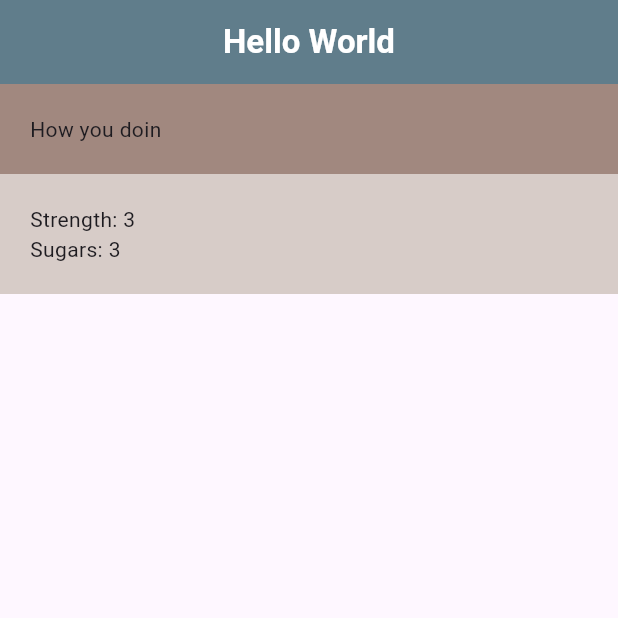
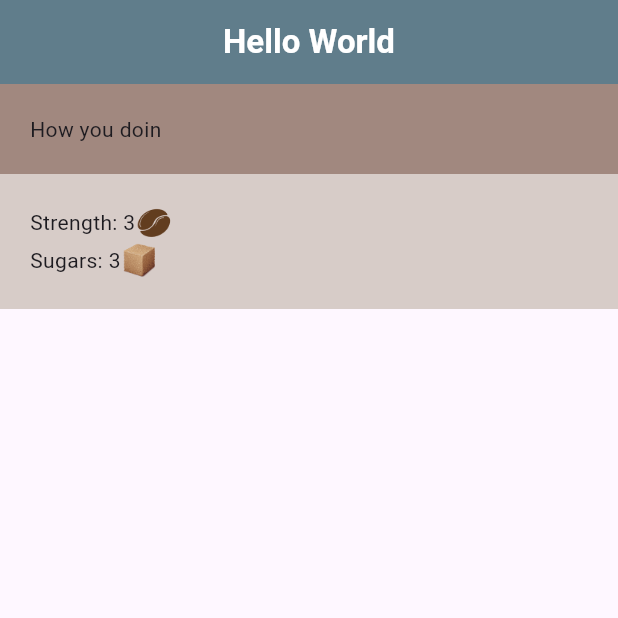
Before and after one commit to sratul/MAD200, a Flutter app: the screen it shows after launch, on a phone screen of 412 x 824 dp, the top half of it. Run offline on Flutter 3.47's test engine with Material 3 defaults, Android fonts, the phone set to English and light mode, and no system bars.

Commit message:
Adde images. Created location to pubspec. ColorBlended to flush images as icons.

```diff
--- a/class_lectures/lib/coffee_prefs.dart
+++ b/class_lectures/lib/coffee_prefs.dart
@@ -5,19 +5,31 @@
 
   @override
   Widget build(BuildContext context) {
-    return const Column(children: [
+    return Column(children: [
       Row(
         children: [
-          Text("Strength: "),
-          Text("3"),
-          SizedBox(width: 50),
+          const Text("Strength: "),
+          const Text("3"),
+          Image.asset(
+            "assets/img/coffee_bean.png",
+            width: 25,
+            color: Colors.brown[100],
+            colorBlendMode: BlendMode.multiply,
+          ),
+          const SizedBox(width: 50),
         ],
       ),
       Row(
         children: [
-          Text("Sugars: "),
-          Text("3"),
-          SizedBox(width: 50),
+          const Text("Sugars: "),
+          const Text("3"),
+          Image.asset(
+            "assets/img/sugar_cube.png",
+            width: 25,
+            color: Colors.brown[100],
+            colorBlendMode: BlendMode.multiply,
+          ),
+          const SizedBox(width: 50),
         ],
       )
     ]);
--- a/class_lectures/lib/home.dart
+++ b/class_lectures/lib/home.dart
@@ -41,7 +41,8 @@
             padding: const EdgeInsets.all(20),
             // alignment: Alignment.center,
             child: CoffeePrefs(),
-          )
+          ),
+          // Image.asset("assets/img/coffee_bg.jpg")
         ],
       ),
       // body: const Home(), // adding the stateless widget
```
Also changed, not shown: class_lectures/pubspec.yaml (+4 -3 lines), class_lectures/assets/img/coffee_bean.png (added), class_lectures/assets/img/sugar_cube.png (added), 1 other file.
